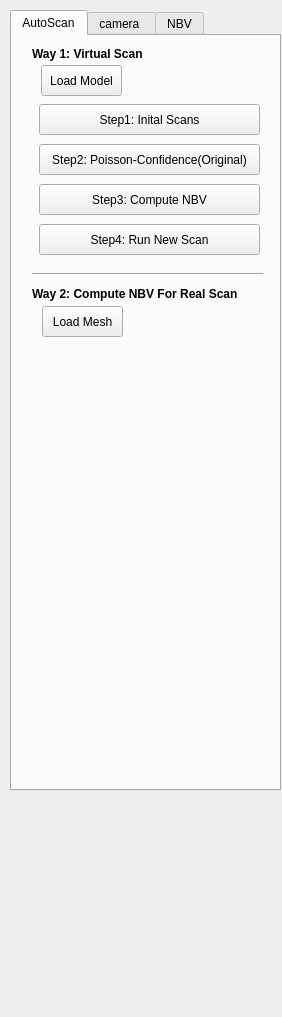
Above: Point Cloud/UI/camera_para.ui from sunwaylive/quality-driven-poisson-guided-autoscanning before the change. Below: the same form after it.
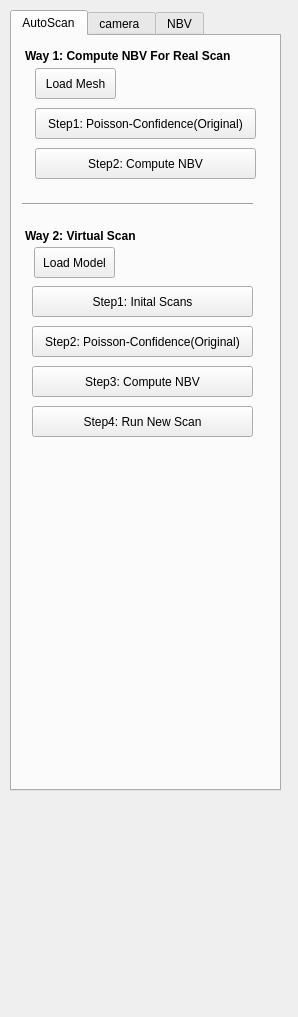
That is the form after the change.

What changed in the file:
```diff
--- a/Point Cloud/UI/camera_para.ui
+++ b/Point Cloud/UI/camera_para.ui
@@ -6,7 +6,7 @@
    <rect>
     <x>0</x>
     <y>0</y>
-    <width>282</width>
+    <width>298</width>
     <height>1017</height>
    </rect>
   </property>
@@ -35,8 +35,8 @@
     <widget class="QPushButton" name="step3_run_NBV">
      <property name="geometry">
       <rect>
-       <x>27</x>
-       <y>148</y>
+       <x>20</x>
+       <y>330</y>
        <width>221</width>
        <height>31</height>
       </rect>
@@ -48,8 +48,8 @@
     <widget class="QPushButton" name="step4_run_New_Scan">
      <property name="geometry">
       <rect>
-       <x>27</x>
-       <y>188</y>
+       <x>20</x>
+       <y>370</y>
        <width>221</width>
        <height>31</height>
       </rect>
@@ -61,8 +61,8 @@
     <widget class="QPushButton" name="pushButton_setup_initial_scans">
      <property name="geometry">
       <rect>
-       <x>27</x>
-       <y>68</y>
+       <x>20</x>
+       <y>250</y>
        <width>221</width>
        <height>31</height>
       </rect>
@@ -74,8 +74,8 @@
     <widget class="QPushButton" name="step2_run_Poisson_Confidence_original">
      <property name="geometry">
       <rect>
-       <x>27</x>
-       <y>108</y>
+       <x>20</x>
+       <y>290</y>
        <width>221</width>
        <height>31</height>
       </rect>
@@ -87,8 +87,8 @@
     <widget class="Line" name="line_5">
      <property name="geometry">
       <rect>
-       <x>20</x>
-       <y>230</y>
+       <x>10</x>
+       <y>160</y>
        <width>231</width>
        <height>16</height>
       </rect>
@@ -100,8 +100,8 @@
     <widget class="QLabel" name="label_3">
      <property name="geometry">
       <rect>
-       <x>20</x>
-       <y>10</y>
+       <x>13</x>
+       <y>192</y>
        <width>231</width>
        <height>16</height>
       </rect>
@@ -115,14 +115,14 @@
       </font>
      </property>
      <property name="text">
-      <string>Way 1: Virtual Scan</string>
+      <string>Way 2: Virtual Scan</string>
      </property>
     </widget>
     <widget class="QLabel" name="label_19">
      <property name="geometry">
       <rect>
-       <x>20</x>
-       <y>250</y>
+       <x>13</x>
+       <y>12</y>
        <width>241</width>
        <height>16</height>
       </rect>
@@ -134,14 +134,14 @@
       </font>
      </property>
      <property name="text">
-      <string>Way 2: Compute NBV For Real Scan</string>
+      <string>Way 1: Compute NBV For Real Scan</string>
      </property>
     </widget>
     <widget class="QPushButton" name="pushButton_load_to_model">
      <property name="geometry">
       <rect>
-       <x>29</x>
-       <y>29</y>
+       <x>22</x>
+       <y>211</y>
        <width>81</width>
        <height>31</height>
       </rect>
@@ -153,8 +153,8 @@
     <widget class="QPushButton" name="pushButton_load_to_mesh">
      <property name="geometry">
       <rect>
-       <x>30</x>
-       <y>270</y>
+       <x>23</x>
+       <y>32</y>
        <width>81</width>
        <height>31</height>
       </rect>
@@ -163,6 +163,32 @@
       <string>Load Mesh</string>
      </property>
     </widget>
+    <widget class="QPushButton" name="step2_run_Poisson_Confidence_original_2">
+     <property name="geometry">
+      <rect>
+       <x>23</x>
+       <y>72</y>
+       <width>221</width>
+       <height>31</height>
+      </rect>
+     </property>
+     <property name="text">
+      <string>Step1: Poisson-Confidence(Original)</string>
+     </property>
+    </widget>
+    <widget class="QPushButton" name="step3_run_NBV_2">
+     <property name="geometry">
+      <rect>
+       <x>23</x>
+       <y>112</y>
+       <width>221</width>
+       <height>31</height>
+      </rect>
+     </property>
+     <property name="text">
+      <string>Step2: Compute NBV</string>
+     </property>
+    </widget>
    </widget>
    <widget class="QWidget" name="tab">
     <attribute name="title">
```
